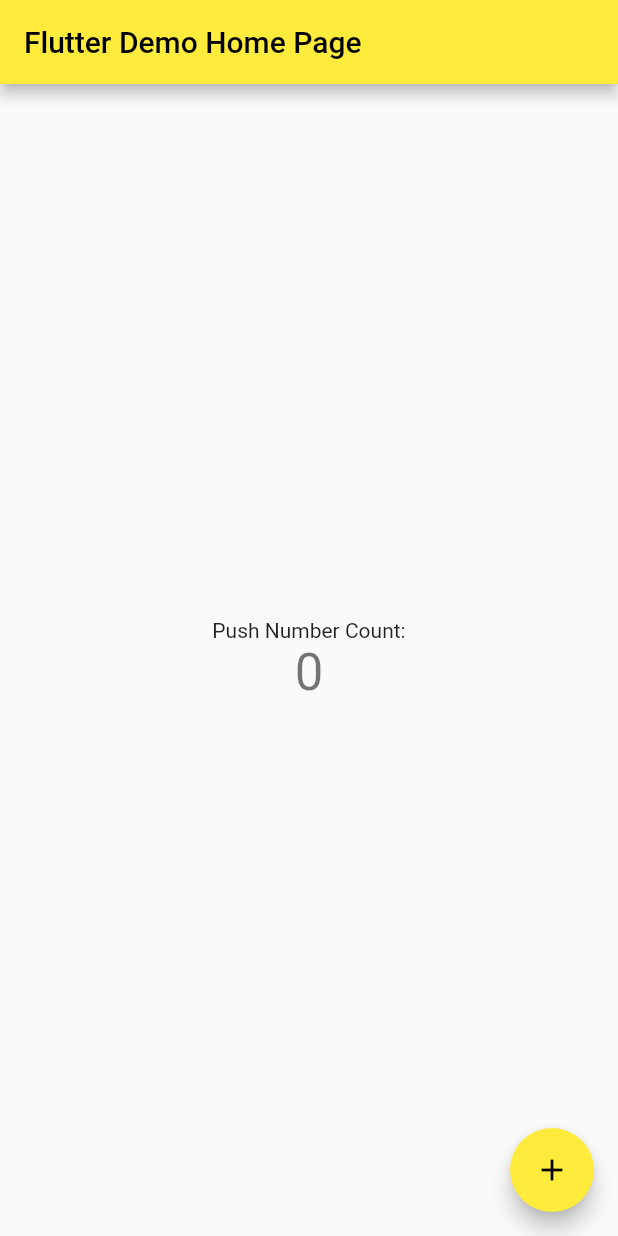
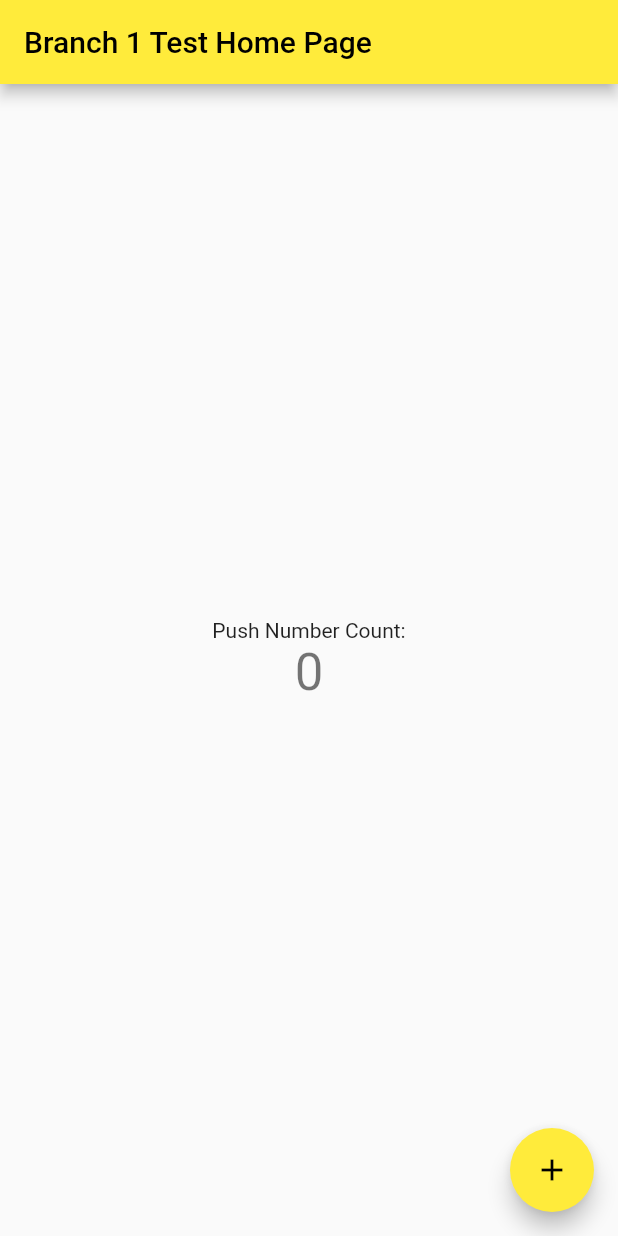
Before and after one commit to dodongharbii/github-tutorial, a Flutter app: the screen it shows after launch, on a phone screen of 412 x 824 dp. Run offline on Flutter 3.47's test engine with Material 2 defaults, Android fonts, the phone set to English and light mode, and no system bars.

Commit message:
branch 2

```diff
--- a/lib/main.dart
+++ b/lib/main.dart
@@ -15,7 +15,7 @@ class MyApp extends StatelessWidget {
       theme: ThemeData(
         primarySwatch: Colors.yellow,
       ),
-      home: const MyHomePage(title: 'Flutter Demo Home Page'),
+      home: const MyHomePage(title: 'Branch 1 Test Home Page'),
     );
   }
 }
```
